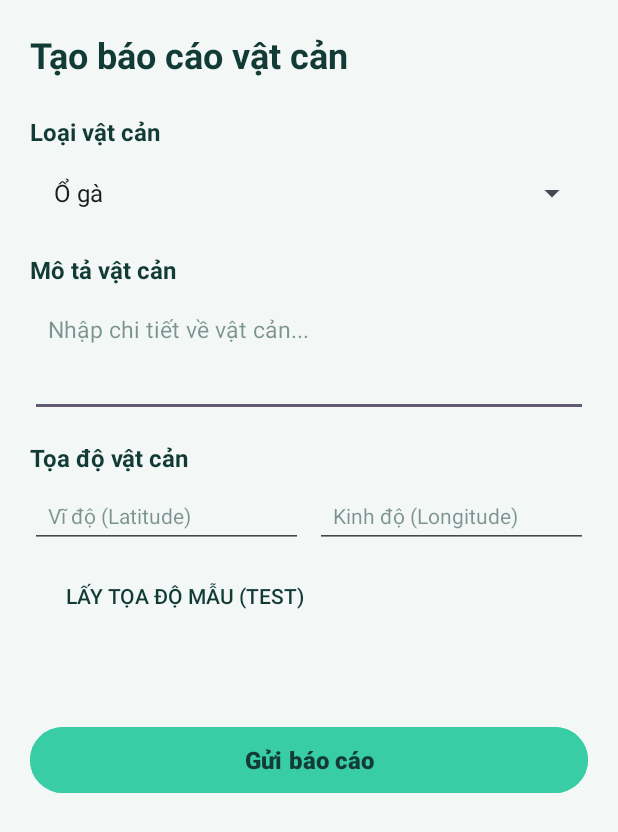
After one commit to 24162007-eng/LUMIA, an Android app: the layout activity_community.xml on its own in the app's theme, with its tools: preview values and no code run, on a phone screen of 412 x 824 dp. The commit adds this screen. Shown: the top 832 px of the screen. Run offline under Robolectric (Android 15) with nearby library versions, the phone set to English and light mode, and no system bars.

Commit message:
[community] thêm chức năng tạo báo cáo vật cản

```diff
--- /dev/null
+++ b/app/src/main/res/layout/activity_community.xml
@@ -0,0 +1,143 @@
+<?xml version="1.0" encoding="utf-8"?>
+<ScrollView xmlns:android="http://schemas.android.com/apk/res/android"
+    android:layout_width="match_parent"
+    android:layout_height="match_parent"
+    android:background="@color/bg_community"
+    android:fillViewport="true">
+
+    <LinearLayout
+        android:layout_width="match_parent"
+        android:layout_height="wrap_content"
+        android:orientation="vertical"
+        android:padding="20dp">
+
+        <!-- Title Header -->
+        <TextView
+            android:id="@+id/tvTitle"
+            android:layout_width="match_parent"
+            android:layout_height="wrap_content"
+            android:layout_marginBottom="24dp"
+            android:text="@string/community_title"
+            android:textColor="@color/text_primary"
+            android:textSize="24sp"
+            android:textStyle="bold" />
+
+        <!-- Obstacle Type Section -->
+        <TextView
+            android:id="@+id/tvObstacleTypeLabel"
+            android:layout_width="match_parent"
+            android:layout_height="wrap_content"
+            android:layout_marginBottom="6dp"
+            android:text="@string/obstacle_type_label"
+            android:textColor="@color/text_primary"
+            android:textSize="16sp"
+            android:textStyle="bold" />
+
+        <Spinner
+            android:id="@+id/spinnerObstacleType"
+            android:layout_width="match_parent"
+            android:layout_height="48dp"
+            android:layout_marginBottom="16dp"
+            android:entries="@array/obstacle_types"
+            android:padding="8dp" />
+
+        <!-- Description Section -->
+        <TextView
+            android:id="@+id/tvDescriptionLabel"
+            android:layout_width="match_parent"
+            android:layout_height="wrap_content"
+            android:layout_marginBottom="6dp"
+            android:text="@string/description_label"
+            android:textColor="@color/text_primary"
+            android:textSize="16sp"
+            android:textStyle="bold" />
+
+        <EditText
+            android:id="@+id/edtDescription"
+            android:layout_width="match_parent"
+            android:layout_height="wrap_content"
+            android:layout_marginBottom="16dp"
+            android:gravity="top|start"
+            android:hint="@string/description_hint"
+            android:inputType="textMultiLine"
+            android:minLines="3"
+            android:padding="12dp"
+            android:textColor="@color/text_primary"
+            android:textColorHint="#88123B36"
+            android:textSize="15sp" />
+
+        <!-- Coordinates Section -->
+        <TextView
+            android:id="@+id/tvCoordinatesLabel"
+            android:layout_width="match_parent"
+            android:layout_height="wrap_content"
+            android:layout_marginBottom="6dp"
+            android:text="@string/coordinates_label"
+            android:textColor="@color/text_primary"
+            android:textSize="16sp"
+            android:textStyle="bold" />
+
+        <LinearLayout
+            android:layout_width="match_parent"
+            android:layout_height="wrap_content"
+            android:layout_marginBottom="8dp"
+            android:orientation="horizontal">
+
+            <EditText
+                android:id="@+id/edtLatitude"
+                android:layout_width="0dp"
+                android:layout_height="wrap_content"
+                android:layout_marginEnd="8dp"
+                android:layout_weight="1"
+                android:hint="@string/latitude_hint"
+                android:inputType="numberDecimal|numberSigned"
+                android:padding="12dp"
+                android:textColor="@color/text_primary"
+                android:textColorHint="#88123B36"
+                android:textSize="14sp" />
+
+            <EditText
+                android:id="@+id/edtLongitude"
+                android:layout_width="0dp"
+                android:layout_height="wrap_content"
+                android:layout_weight="1"
+                android:hint="@string/longitude_hint"
+                android:inputType="numberDecimal|numberSigned"
+                android:padding="12dp"
+                android:textColor="@color/text_primary"
+                android:textColorHint="#88123B36"
+                android:textSize="14sp" />
+        </LinearLayout>
+
+        <Button
+            android:id="@+id/btnGetMockLocation"
+            style="?android:attr/borderlessButtonStyle"
+            android:layout_width="wrap_content"
+            android:layout_height="wrap_content"
+            android:layout_marginBottom="16dp"
+            android:text="@string/btn_get_mock_location"
+            android:textColor="@color/text_primary"
+            android:textSize="14sp" />
+
+        <!-- Timestamp Display -->
+        <TextView
+            android:id="@+id/tvTimestamp"
+            android:layout_width="match_parent"
+            android:layout_height="wrap_content"
+            android:layout_marginBottom="24dp"
+            android:textColor="@color/text_primary"
+            android:textSize="14sp" />
+
+        <!-- Submit Button -->
+        <Button
+            android:id="@+id/btnSubmitReport"
+            android:layout_width="match_parent"
+            android:layout_height="52dp"
+            android:backgroundTint="@color/btn_action_bg"
+            android:text="@string/btn_submit_report"
+            android:textColor="@color/text_primary"
+            android:textSize="16sp"
+            android:textStyle="bold" />
+
+    </LinearLayout>
+</ScrollView>
--- a/app/src/main/res/values/colors.xml
+++ b/app/src/main/res/values/colors.xml
@@ -2,4 +2,10 @@
 <resources>
     <color name="black">#FF000000</color>
     <color name="white">#FFFFFFFF</color>
+
+    <!-- LUMIA Project Color Palette -->
+    <color name="bg_community">#F3F8F6</color>
+    <color name="text_primary">#123B36</color>
+    <color name="btn_action_bg">#38CDA5</color>
+    <color name="border_color">#CFE0DB</color>
 </resources>
--- a/app/src/main/res/values/strings.xml
+++ b/app/src/main/res/values/strings.xml
@@ -1,3 +1,34 @@
+<?xml version="1.0" encoding="utf-8"?>
 <resources>
     <string name="app_name">LUMIA</string>
+
+    <!-- COMMUNITY Module Strings -->
+    <string name="community_title">Tạo báo cáo vật cản</string>
+    <string name="obstacle_type_label">Loại vật cản</string>
+    <string name="obstacle_type_pothole">Ổ gà</string>
+    <string name="obstacle_type_construction">Công trình</string>
+    <string name="obstacle_type_stairs">Cầu thang</string>
+    <string name="obstacle_type_other">Vật cản khác</string>
+
+    <string name="description_label">Mô tả vật cản</string>
+    <string name="description_hint">Nhập chi tiết về vật cản...</string>
+    <string name="coordinates_label">Tọa độ vật cản</string>
+    <string name="latitude_hint">Vĩ độ (Latitude)</string>
+    <string name="longitude_hint">Kinh độ (Longitude)</string>
+    <string name="btn_get_mock_location">Lấy tọa độ mẫu (Test)</string>
+    <string name="timestamp_label">Thời gian tạo: %s</string>
+    <string name="btn_submit_report">Gửi báo cáo</string>
+
+    <string name="toast_empty_fields">Vui lòng nhập đầy đủ thông tin mô tả và tọa độ!</string>
+    <string name="toast_invalid_coordinates">Tọa độ nhập vào không hợp lệ!</string>
+    <string name="toast_report_success">Gửi báo cáo vật cản thành công!</string>
+    <string name="toast_report_failure">Gửi báo cáo thất bại: %s</string>
+    <string name="submitting_report">Đang gửi báo cáo...</string>
+
+    <string-array name="obstacle_types">
+        <item>@string/obstacle_type_pothole</item>
+        <item>@string/obstacle_type_construction</item>
+        <item>@string/obstacle_type_stairs</item>
+        <item>@string/obstacle_type_other</item>
+    </string-array>
 </resources>
```
Also changed, not shown: app/src/main/java/com/example/lumia/CommunityActivity.java (added, +151 -0 lines), app/src/main/java/com/example/lumia/models/ObstacleReport.java (added, +101 -0 lines), app/src/main/java/com/example/lumia/repository/ReportRepository.java (added, +144 -0 lines).
